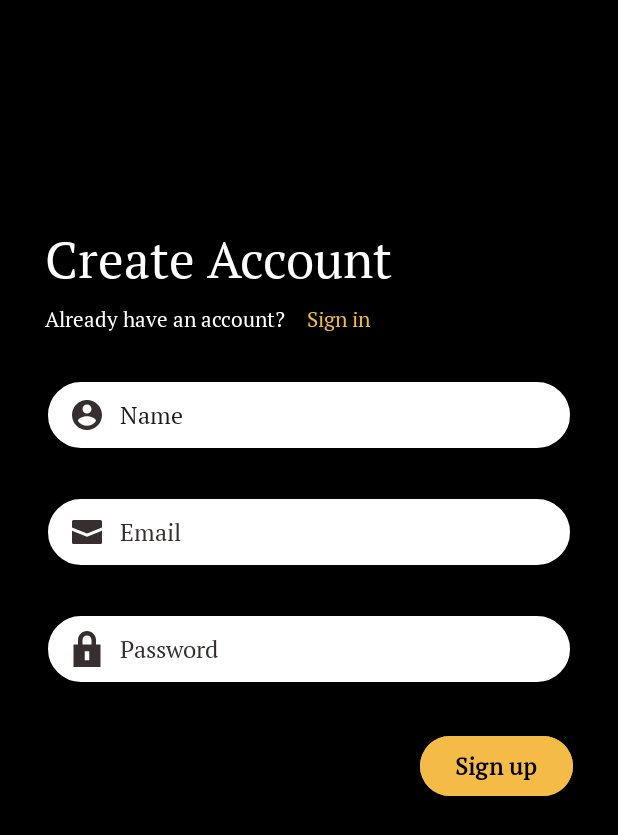
After one commit to navodyaJayathunga25/InstruTrack-, an Android app: the RegisterPage screen opened directly, with no data from a screen before it, on a phone screen of 412 x 824 dp. The commit adds this screen. Shown: the top 835 px of the screen. Run offline under Robolectric (Android 15) with nearby library versions, the phone set to English and light mode, and no system bars.

Commit message:
finish register page 😊

```diff
--- a/app/src/main/AndroidManifest.xml
+++ b/app/src/main/AndroidManifest.xml
@@ -12,6 +12,9 @@
         android:supportsRtl="true"
         android:theme="@style/Theme.InstruTrack">
         <activity
+            android:name=".RegisterPage"
+            android:exported="false" />
+        <activity
             android:name=".MainActivity"
             android:exported="true">
             <intent-filter>
--- /dev/null
+++ b/app/src/main/java/com/example/instrutrack/RegisterPage.kt
@@ -0,0 +1,20 @@
+package com.example.instrutrack
+
+import android.os.Bundle
+import androidx.activity.enableEdgeToEdge
+import androidx.appcompat.app.AppCompatActivity
+import androidx.core.view.ViewCompat
+import androidx.core.view.WindowInsetsCompat
+
+class RegisterPage : AppCompatActivity() {
+    override fun onCreate(savedInstanceState: Bundle?) {
+        super.onCreate(savedInstanceState)
+        enableEdgeToEdge()
+        setContentView(R.layout.activity_register_page)
+        ViewCompat.setOnApplyWindowInsetsListener(findViewById(R.id.main)) { v, insets ->
+            val systemBars = insets.getInsets(WindowInsetsCompat.Type.systemBars())
+            v.setPadding(systemBars.left, systemBars.top, systemBars.right, systemBars.bottom)
+            insets
+        }
+    }
+}
--- /dev/null
+++ b/app/src/main/res/drawable/email.xml
@@ -0,0 +1,5 @@
+<vector xmlns:android="http://schemas.android.com/apk/res/android" android:height="24dp" android:viewportHeight="24" android:viewportWidth="24" android:width="24dp">
+
+    <path android:fillColor="#372F2F" android:pathData="M22,5V9L12,13 2,9V5A1,1 0,0 1,3 4H21A1,1 0,0 1,22 5ZM2,11.154V19a1,1 0,0 0,1 1H21a1,1 0,0 0,1 -1V11.154l-10,4Z"/>
+
+</vector>
--- /dev/null
+++ b/app/src/main/res/drawable/lock.xml
@@ -0,0 +1,5 @@
+<vector xmlns:android="http://schemas.android.com/apk/res/android" android:height="24dp" android:viewportHeight="16" android:viewportWidth="16" android:width="24dp">
+
+    <path android:fillColor="#372F2F" android:fillType="evenOdd" android:pathData="M4,6V4C4,1.791 5.791,0 8,0C10.209,0 12,1.791 12,4V6H14V16H2V6H4ZM6,4C6,2.895 6.895,2 8,2C9.105,2 10,2.895 10,4V6H6V4ZM7,13V9H9V13H7Z"/>
+
+</vector>
--- /dev/null
+++ b/app/src/main/res/drawable/roundedcorners.xml
@@ -0,0 +1,16 @@
+<?xml version="1.0" encoding="utf-8"?>
+<shape xmlns:android="http://schemas.android.com/apk/res/android"
+    android:shape="rectangle">
+
+    <!-- Fill color -->
+    <solid android:color="#FFFFFF"/>
+
+    <!-- Rounded corners -->
+    <corners android:radius="40dp"/>
+
+    <!-- Optional border -->
+    <stroke
+        android:width="2dp"
+        android:color="#FF000000"/>
+
+</shape>
--- /dev/null
+++ b/app/src/main/res/drawable/user.xml
@@ -0,0 +1,5 @@
+<vector xmlns:android="http://schemas.android.com/apk/res/android" android:height="24dp" android:tint="#372F2F" android:viewportHeight="24" android:viewportWidth="24" android:width="24dp">
+
+    <path android:fillColor="@android:color/white" android:pathData="M12,2C6.48,2 2,6.48 2,12s4.48,10 10,10 10,-4.48 10,-10S17.52,2 12,2zM12,5c1.66,0 3,1.34 3,3s-1.34,3 -3,3 -3,-1.34 -3,-3 1.34,-3 3,-3zM12,19.2c-2.5,0 -4.71,-1.28 -6,-3.22 0.03,-1.99 4,-3.08 6,-3.08 1.99,0 5.97,1.09 6,3.08 -1.29,1.94 -3.5,3.22 -6,3.22z"/>
+
+</vector>
--- /dev/null
+++ b/app/src/main/res/layout/activity_register_page.xml
@@ -0,0 +1,131 @@
+<?xml version="1.0" encoding="utf-8"?>
+<androidx.constraintlayout.widget.ConstraintLayout xmlns:android="http://schemas.android.com/apk/res/android"
+    xmlns:app="http://schemas.android.com/apk/res-auto"
+    xmlns:tools="http://schemas.android.com/tools"
+    android:id="@+id/main"
+    android:layout_width="match_parent"
+    android:layout_height="match_parent"
+    android:background="@color/primary"
+    tools:context=".RegisterPage">
+
+    <LinearLayout
+        android:layout_width="match_parent"
+        android:layout_height="match_parent"
+        android:orientation="vertical"
+        app:layout_constraintStart_toStartOf="parent"
+        tools:layout_editor_absoluteY="16dp">
+
+        <TextView
+            android:id="@+id/createAccount"
+            android:layout_width="wrap_content"
+            android:layout_height="48dp"
+            android:layout_marginLeft="30sp"
+            android:layout_marginTop="150sp"
+            android:layout_marginRight="30sp"
+            android:layout_marginBottom="5sp"
+            android:fontFamily="@font/ptserif_regular"
+            android:text="@string/createAccount"
+            android:textColor="@color/secondary"
+            android:textSize="34sp" />
+
+        <LinearLayout
+            android:layout_width="match_parent"
+            android:layout_height="wrap_content"
+            android:orientation="horizontal">
+
+            <TextView
+                android:id="@+id/haveAccount"
+                android:layout_width="169dp"
+                android:layout_height="wrap_content"
+                android:layout_marginLeft="30sp"
+                android:fontFamily="@font/ptserif_regular"
+                android:text="@string/haveAccount"
+                android:textColor="@color/secondary" />
+
+            <TextView
+                android:id="@+id/signIn"
+                android:layout_width="wrap_content"
+                android:layout_height="wrap_content"
+                android:layout_marginLeft="5sp"
+                android:fontFamily="@font/ptserif_regular"
+                android:text="@string/signIn"
+                android:textColor="@color/accent" />
+        </LinearLayout>
+
+        <EditText
+            android:id="@+id/name"
+            android:layout_width="match_parent"
+            android:layout_height="48dp"
+            android:layout_marginLeft="30sp"
+            android:layout_marginTop="30sp"
+            android:layout_marginRight="30sp"
+            android:layout_marginBottom="30sp"
+            android:background="@drawable/roundedcorners"
+            android:drawableStart="@drawable/user"
+            android:drawablePadding="10dp"
+            android:ems="10"
+            android:fontFamily="@font/ptserif_regular"
+            android:hint="@string/name"
+            android:inputType="text"
+            android:paddingLeft="16sp"
+            android:text="Name"
+            android:textColorHint="@color/lightGray"
+            android:textSize="16sp" />
+
+        <EditText
+            android:id="@+id/email"
+            android:layout_width="match_parent"
+            android:layout_height="48dp"
+            android:layout_marginLeft="30dp"
+            android:layout_marginRight="30dp"
+            android:layout_marginBottom="30dp"
+            android:background="@drawable/roundedcorners"
+            android:drawableStart="@drawable/email"
+            android:drawablePadding="10dp"
+            android:ems="10"
+            android:fontFamily="@font/ptserif_regular"
+            android:hint="@string/email"
+            android:inputType="textEmailAddress"
+            android:paddingLeft="16sp"
+            android:textColorHint="@color/lightGray"
+            android:textSize="16sp" />
+
+        <EditText
+            android:id="@+id/password"
+            android:layout_width="match_parent"
+            android:layout_height="48dp"
+            android:layout_marginLeft="30dp"
+            android:layout_marginRight="30dp"
+            android:layout_marginBottom="30dp"
+            android:background="@drawable/roundedcorners"
+            android:drawableStart="@drawable/lock"
+            android:drawablePadding="10dp"
+            android:ems="10"
+            android:fontFamily="@font/ptserif_regular"
+            android:hint="@string/password"
+            android:inputType="textPassword"
+            android:paddingLeft="16sp"
+            android:textColorHint="@color/lightGray"
+            android:textSize="16sp" />
+
+        <Button
+            android:id="@+id/signUp"
+            android:layout_width="match_parent"
+            android:layout_height="48dp"
+            android:layout_marginLeft="280dp"
+            android:layout_marginRight="30dp"
+            android:layout_marginBottom="210dp"
+            android:backgroundTint="@color/accent"
+            android:fontFamily="@font/ptserif_regular"
+            android:paddingLeft="16dp"
+            android:paddingRight="16dp"
+            android:text="@string/signUp"
+            android:textColor="@color/primary"
+            android:textColorHint="@color/primary"
+            android:textColorLink="@color/primary"
+            android:textSize="16sp"
+            android:textStyle="bold" />
+
+    </LinearLayout>
+
+</androidx.constraintlayout.widget.ConstraintLayout>
--- a/app/src/main/res/values/colors.xml
+++ b/app/src/main/res/values/colors.xml
@@ -6,6 +6,7 @@
     <color name="primary">#FF000000</color>
     <color name="secondary">#FFFFFFFF</color>
     <color name="accent">#F4BC47</color>
+    <color name="lightGray">#372F2F</color>
 
 
 </resources>
--- a/app/src/main/res/values/strings.xml
+++ b/app/src/main/res/values/strings.xml
@@ -3,4 +3,11 @@
     <string name="Lbl1">I</string>
     <string name="Lbl2">nstruTrack</string>
     <string name="Lbl3">Track the Sound. Play the Vibe...</string>
+    <string name="createAccount">Create Account\n</string>
+    <string name="haveAccount">Already have an account?</string>
+    <string name="signIn">Sign in</string>
+    <string name="name">Name</string>
+    <string name="email">Email</string>
+    <string name="password">Password</string>
+    <string name="signUp">Sign up</string>
 </resources>
```
